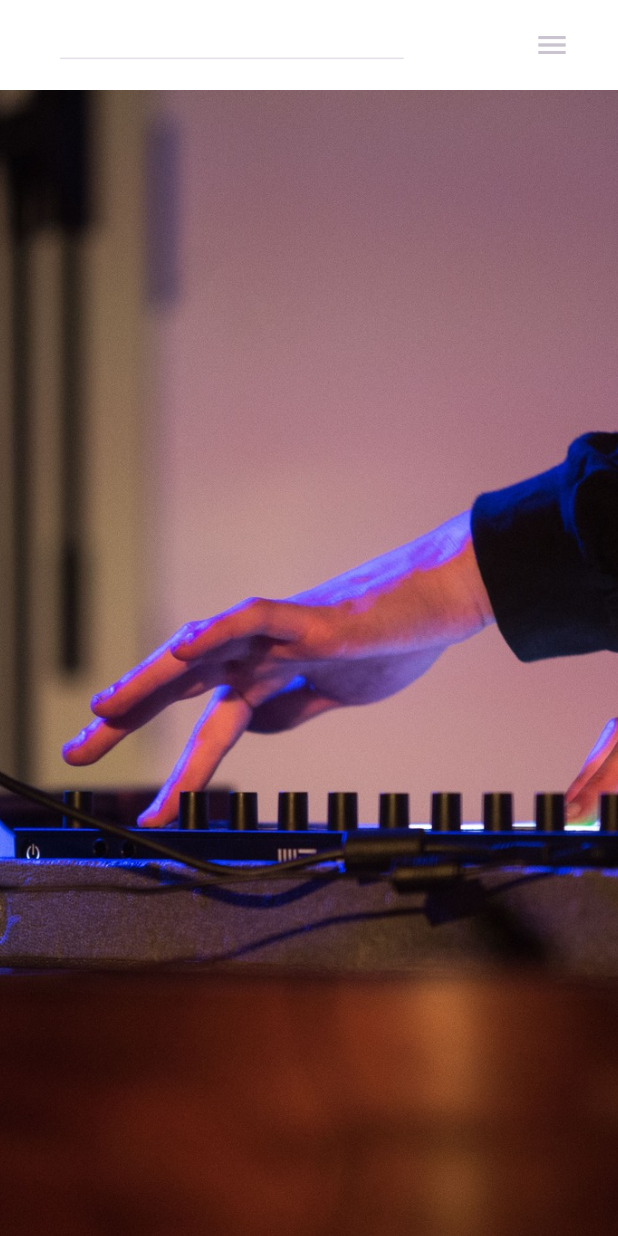
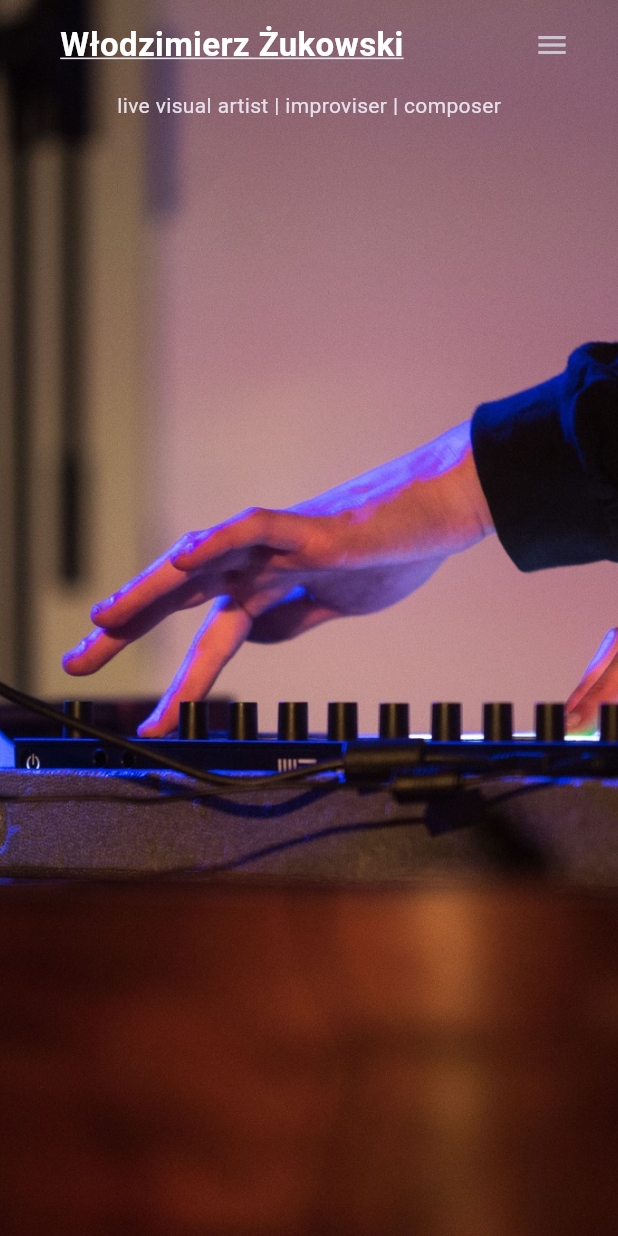
Before and after one commit to Dartadaar/wzukowski_com_webpage, a Flutter app: the screen it shows after launch, on a phone screen of 412 x 824 dp. Run offline on Flutter 3.47's test engine with Material 3 defaults, Android fonts, the phone set to English and light mode, and no system bars.

Commit message:
Lista utworów

```diff
--- /dev/null
+++ b/lib/constants/works.dart
@@ -0,0 +1,23 @@
+var works_list = [
+  ["Cool black / Bellflower color (Kikyō-iro)", "small ensemble (picc, cl, perc, pf, vn, va, vc)", 2024, 0],
+  ["offset", "any melodic instrument/combination of instruments", 2023, 0],
+  ["Pyramid texts 436", "5 voices and small ensemble", 2023, 0, "https://www.youtube.com/watch?v=9uDACnbZRQs"],
+  ["Innermost", "10 string instruments and piano", 2022, 0],
+  ["Concerto", "quarter-tone hammond organ, harp and string orchestra", 2022, 0, "https://soundcloud.com/dartadaar/koncert-v2?utm_source=clipboard&utm_medium=text&utm_campaign=social_sharing"],
+  ["Book of Coming Forth by Day", "bass clarinet and harp", 2021, 0, "https://youtu.be/dY7EPQdPPA4?si=uPpJ9g2AM_5TQEqT"],
+  ["Consecutio temporum", "tenor saxophone and percussion", 2020, 0, "https://www.youtube.com/watch?v=X1KQVqNx5to"],
+  ["an orange balloon drifting over snow-capped mountains", "electric guitar, ensemble (fl, ob, bcl, cbn, hn, 2acc, hp, 2vn, 2va), live electronics and lights (2024)", 2023, 1],
+  ["My Private Property", "amplified voice, piano, turntable and sampler", 2023, 1],
+  ["K5(6)", "live electronics and ensemble (fl, cl, bcl, tsax, acc, 2vn, va, vc, db)", 2023, 1],
+  ["IT IS NO NIGHT TO DROWN IN", "female voice, wind quartet (ssax, 2cl, bcl), live electronics and video", 2023, 1],
+  ["Dispute between a man and his Ba", "baritone, harp, live electronics and lights", 2022, 1, "https://youtu.be/FoOrYkL__nY?si=xwkrbkgCZZMuZcaw"],
+  ["ashling scattered over several provinces (Dolby Atmos)", "", 2024, 2],
+  ["postludium (Dolby Atmos)", "", 2023, 2, "https://soundcloud.com/dartadaar/postludium-binaural-headphones-recommended?utm_source=clipboard&utm_medium=text&utm_campaign=social_sharing"],
+  ["Etüden der elektronischen Musik", "", 2022, 2],
+  ["luna", "", 2022, 2, "https://recordu.lnk.to/4W88xn"]
+];
+
+var work_types = ["acoustic works", "electroacoustic works", "acousmatic works"];
+
+//1-acoustic, 2-electroacustic, 3-acousmatic
+//[title, year, type, /link/]
--- a/lib/pages/homepage.dart
+++ b/lib/pages/homepage.dart
@@ -2,10 +2,10 @@ import 'package:flutter/material.dart';
 import 'package:flutter/rendering.dart';
 import 'package:wzukowski_com/constants/colors.dart';
 import 'package:wzukowski_com/constants/size.dart';
+import 'package:wzukowski_com/constants/works.dart';
 import 'package:wzukowski_com/widgets/drawer_mobile.dart';
 import 'package:wzukowski_com/widgets/header_desktop.dart';
 import 'package:wzukowski_com/widgets/header_mobile.dart';
-import 'package:marquee/marquee.dart';
 
 class Homepage extends StatefulWidget {
   const Homepage({super.key});
@@ -27,15 +27,16 @@ class _HomepageState extends State<Homepage> {
           body: ListView(
             scrollDirection: Axis.vertical,
             children: [
+              //IFMOBILE
               // MAIN
-              if(constraints.maxWidth >= kMinDesktopWidth)
-              const HeaderDesktop() else
-              HeaderMobile(
-                onLogoTap: (){},
-                onMenuTap: (){
-                  scaffoldKey.currentState?.openEndDrawer();
-                },
-              ),
+              //if(constraints.maxWidth >= kMinDesktopWidth)
+              //const HeaderDesktop() else
+              //HeaderMobile(
+              //  onLogoTap: (){},
+              //  onMenuTap: (){
+              //    scaffoldKey.currentState?.openEndDrawer();
+              //  },
+              //),
               //SCROLLING BACKGROUND
               Container(
                 decoration: const BoxDecoration(
@@ -45,13 +46,18 @@ class _HomepageState extends State<Homepage> {
                   )
                 ),
                 height: constraints.maxHeight,
-                //margin: const EdgeInsets.symmetric(vertical: 10,horizontal: 20.0,),
                 width: double.maxFinite,
-              ),
-              Container(
-                child: Marquee(
-  text: 'There once was a boy who told this story about a boy: "',
-),
+                child: Column(
+                  children: [
+                    constraints.maxWidth >= kMinDesktopWidth ? const HeaderDesktop(): HeaderMobile(
+                    onLogoTap: (){},
+                    onMenuTap: (){
+                      scaffoldKey.currentState?.openEndDrawer();
+                    },
+                    ),
+                    const Text("live visual artist | improviser | composer"),
+                  ],
+                ),
               ),
               // SELECTED WORKS
               Container(
@@ -62,7 +68,33 @@ class _HomepageState extends State<Homepage> {
               // LIST OF WORKS
               Container(
                 height: 500,
-                width: double.maxFinite,
+                padding: EdgeInsets.all(20),
+                color: CustomColor.blackPrimary,
+                child: Row(
+                  mainAxisSize: MainAxisSize.max,
+                  children: [
+                    Column(
+                      mainAxisSize: MainAxisSize.min,
+                      mainAxisAlignment: MainAxisAlignment.start,
+                      children: [
+                        for(int i=0;i<work_types.length;i++)
+                        Row(
+                          mainAxisSize: MainAxisSize.max,
+                          mainAxisAlignment: MainAxisAlignment.center,
+                          crossAxisAlignment: CrossAxisAlignment.start,
+                          children: [
+                            Column(crossAxisAlignment: CrossAxisAlignment.start, mainAxisSize: MainAxisSize.min, children: [Text(work_types[i])],),
+                            //Spacer(),
+                            Column(crossAxisAlignment: CrossAxisAlignment.end, mainAxisSize: MainAxisSize.min, children: [
+                              for (int ii=0;ii<works_list.length;ii++)
+                              if (works_list[ii][3]==i) Text(works_list[ii][0] as String)
+                            ],)
+                          ]
+                        )
+                      ],
+                    ),
+                  ],
+                )
               ),
                // ŻukowskiMularski
               Container(
--- a/lib/widgets/header_desktop.dart
+++ b/lib/widgets/header_desktop.dart
@@ -10,7 +10,7 @@ class HeaderDesktop extends StatelessWidget {
   Widget build(BuildContext context) {
     return Container(
             height: 60,
-            margin: const EdgeInsets.symmetric(vertical: 10,horizontal: 20.0,),
+            margin: const EdgeInsets.symmetric(vertical: 10, horizontal: 20.0),
             width: double.maxFinite,
             child: Row(
               children: [
--- a/pubspec.yaml
+++ b/pubspec.yaml
@@ -35,7 +35,6 @@ dependencies:
   # The following adds the Cupertino Icons font to your application.
   # Use with the CupertinoIcons class for iOS style icons.
   cupertino_icons: ^1.0.8
-  marquee: ^2.2.3
 
 
 dev_dependencies:
```
Also changed, not shown: pubspec.lock.
